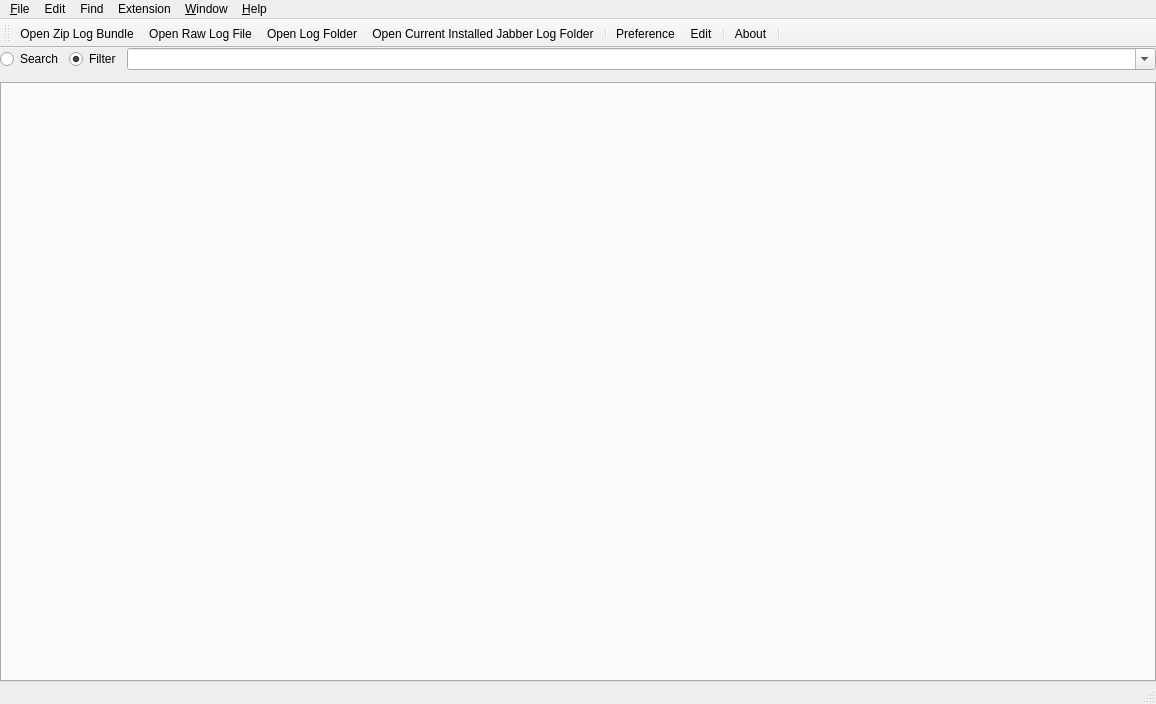
First picture: the form in mainwindow.ui, repository missdeer/cjlv, before the edit.
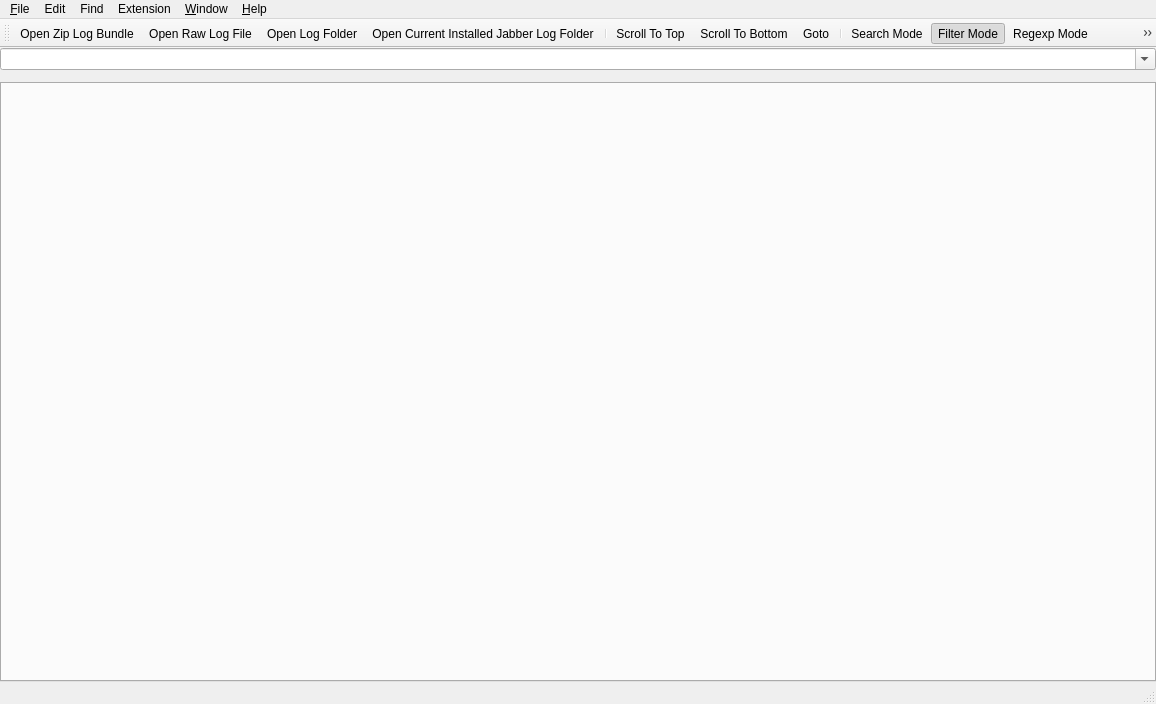
Second picture: the form after the edit. Icons and pictures are not drawn. Custom widgets are drawn as their Qt base class.

```diff
--- a/mainwindow.ui
+++ b/mainwindow.ui
@@ -35,24 +35,7 @@
      <number>0</number>
     </property>
     <item>
-     <layout class="QHBoxLayout" name="searchlLayout" stretch="0,0,1">
-      <item>
-       <widget class="QRadioButton" name="radioSearch">
-        <property name="text">
-         <string>Search</string>
-        </property>
-       </widget>
-      </item>
-      <item>
-       <widget class="QRadioButton" name="radioFilter">
-        <property name="text">
-         <string>Filter</string>
-        </property>
-        <property name="checked">
-         <bool>true</bool>
-        </property>
-       </widget>
-      </item>
+     <layout class="QHBoxLayout" name="searchlLayout" stretch="1">
       <item>
        <widget class="QComboBox" name="cbKeyword">
         <property name="editable">
@@ -207,11 +190,17 @@
    <addaction name="actionOpenLogFolder"/>
    <addaction name="actionOpenCurrentInstalledJabberLogFolder"/>
    <addaction name="separator"/>
+   <addaction name="actionScrollToTop"/>
+   <addaction name="actionScrollToBottom"/>
+   <addaction name="actionGotoById"/>
+   <addaction name="separator"/>
+   <addaction name="actionSearch"/>
+   <addaction name="actionFilter"/>
+   <addaction name="actionRegexpMode"/>
    <addaction name="actionPreference"/>
    <addaction name="actionEditExtensions"/>
    <addaction name="separator"/>
    <addaction name="actionAbout"/>
-   <addaction name="separator"/>
   </widget>
   <widget class="QStatusBar" name="statusBar"/>
   <action name="actionOpenZipLogBundle">
```
Left out of the diff: 2 changed lines with no effect on the pictures.
